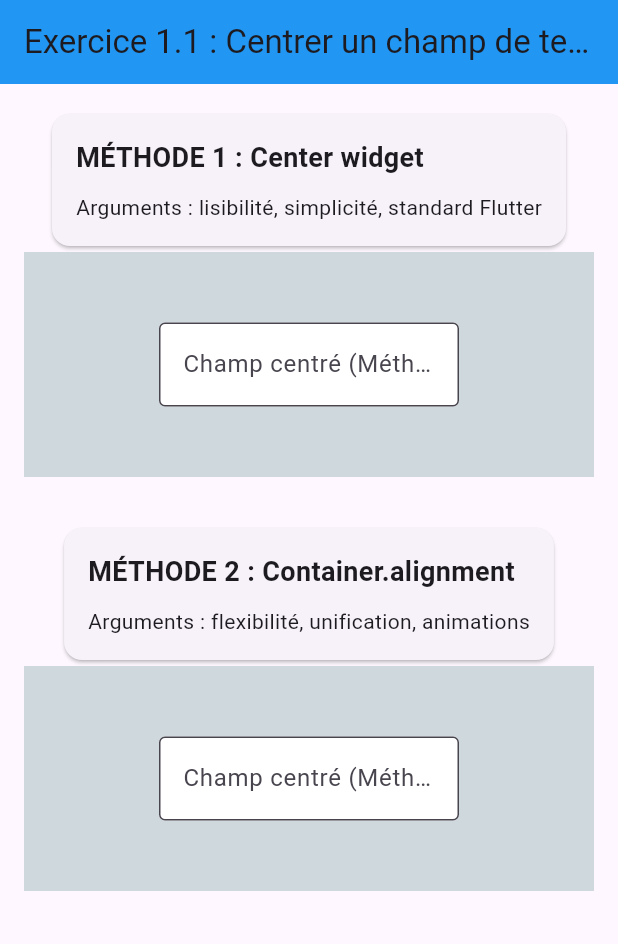
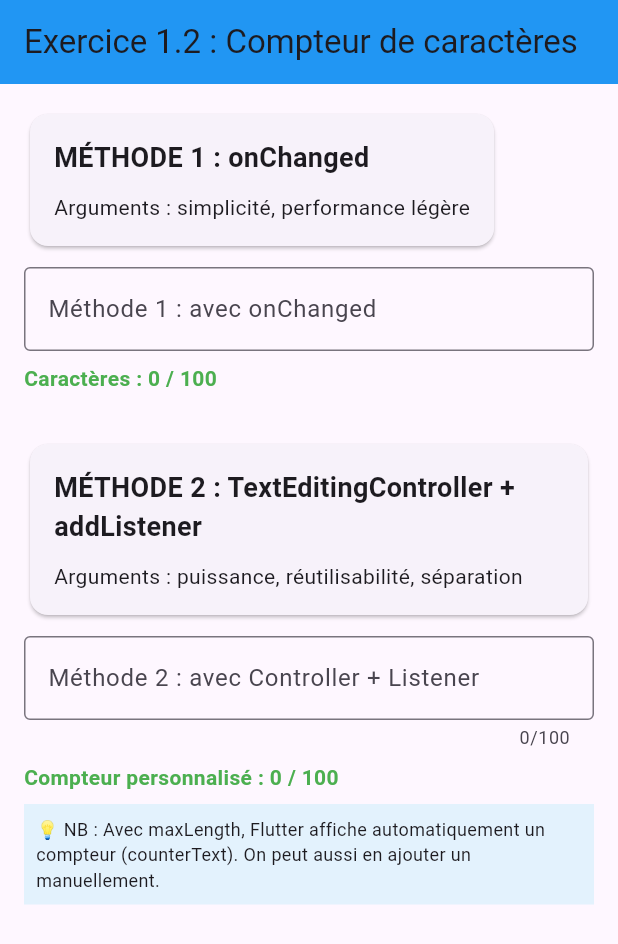
Before and after one commit to hervaisrfm/projet_devoir, a Flutter app: the screen it shows after launch, on a phone screen of 412 x 824 dp. Shown: the top 944 px of the screen. Run offline on Flutter 3.47's test engine with Material 3 defaults, Android fonts, the phone set to English and light mode, and no system bars.

Commit message:
Exercice 1.2 : Compteur de caractères avec deux méthodes

```diff
--- /dev/null
+++ b/lib/exercice1/exercice1_2.dart
@@ -0,0 +1,222 @@
+import 'package:flutter/material.dart';
+
+/// Exercice 1.2 - Ajouter un compteur de caractères à un TextField
+///
+/// Ce fichier présente deux méthodes pour ajouter un compteur
+/// de caractères à la propriété counterText d'un TextField.
+class Exercice1_2 extends StatefulWidget {
+  const Exercice1_2({super.key});
+
+  @override
+  State<Exercice1_2> createState() => _Exercice1_2State();
+}
+
+class _Exercice1_2State extends State<Exercice1_2> {
+  // Contrôleur pour la méthode 2
+  final TextEditingController _controller = TextEditingController();
+  int _charCountMethode2 = 0;
+
+  @override
+  void initState() {
+    super.initState();
+    _controller.addListener(() {
+      setState(() {
+        _charCountMethode2 = _controller.text.length;
+      });
+    });
+  }
+
+  @override
+  void dispose() {
+    _controller.dispose();
+    super.dispose();
+  }
+
+  @override
+  Widget build(BuildContext context) {
+    return Scaffold(
+      appBar: AppBar(
+        title: const Text('Exercice 1.2 : Compteur de caractères'),
+        backgroundColor: Colors.blue,
+      ),
+      body: SingleChildScrollView(
+        padding: const EdgeInsets.all(16.0),
+        child: Column(
+          crossAxisAlignment: CrossAxisAlignment.start,
+          children: [
+            /// --------------------------------------------------------
+            /// MÉTHODE 1 : Avec onChanged (le plus simple)
+            /// --------------------------------------------------------
+            ///
+            /// **Comment ça marche :**
+            /// - On utilise le callback onChanged du TextField
+            /// - À chaque frappe, on met à jour une variable
+            /// - On affiche le compteur dans un Text en dessous
+            ///
+            /// **Arguments :**
+            /// 1. Ultra-simple à implémenter (3 lignes de code)
+            /// 2. Performance légère (ne recrée pas le contrôleur)
+            /// 3. Idéal pour un usage ponctuel
+            ///
+            /// **Inconvénients :**
+            /// - Besoin d'un StatefulWidget
+            /// - Moins réutilisable
+            const Card(
+              child: Padding(
+                padding: EdgeInsets.all(16),
+                child: Column(
+                  crossAxisAlignment: CrossAxisAlignment.start,
+                  children: [
+                    Text(
+                      'MÉTHODE 1 : onChanged',
+                      style: TextStyle(
+                        fontSize: 18,
+                        fontWeight: FontWeight.bold,
+                      ),
+                    ),
+                    SizedBox(height: 10),
+                    Text('Arguments : simplicité, performance légère'),
+                  ],
+                ),
+              ),
+            ),
+            const SizedBox(height: 10),
+            _Methode1Compteur(),
+
+            const SizedBox(height: 30),
+
+            /// --------------------------------------------------------
+            /// MÉTHODE 2 : Avec TextEditingController + addListener
+            /// --------------------------------------------------------
+            ///
+            /// **Comment ça marche :**
+            /// - On crée un TextEditingController
+            /// - On ajoute un listener qui réagit aux changements
+            /// - On met à jour l'affichage via setState
+            ///
+            /// **Arguments :**
+            /// 1. Plus puissant (peut modifier le texte programmatiquement)
+            /// 2. Réutilisable (même contrôleur pour plusieurs widgets)
+            /// 3. Séparation des responsabilités (logique vs UI)
+            /// 4. Standard pour les formulaires complexes
+            ///
+            /// **Inconvénients :**
+            /// - Plus de code à écrire
+            /// - Nécessite de disposer le contrôleur (mémoire)
+            const Card(
+              child: Padding(
+                padding: EdgeInsets.all(16),
+                child: Column(
+                  crossAxisAlignment: CrossAxisAlignment.start,
+                  children: [
+                    Text(
+                      'MÉTHODE 2 : TextEditingController + addListener',
+                      style: TextStyle(
+                        fontSize: 18,
+                        fontWeight: FontWeight.bold,
+                      ),
+                    ),
+                    SizedBox(height: 10),
+                    Text('Arguments : puissance, réutilisabilité, séparation'),
+                  ],
+                ),
+              ),
+            ),
+            const SizedBox(height: 10),
+            _Methode2Compteur(controller: _controller, charCount: _charCountMethode2),
+          ],
+        ),
+      ),
+    );
+  }
+}
+
+/// Widget pour la méthode 1 (onChanged)
+class _Methode1Compteur extends StatefulWidget {
+  const _Methode1Compteur();
+
+  @override
+  State<_Methode1Compteur> createState() => _Methode1CompteurState();
+}
+
+class _Methode1CompteurState extends State<_Methode1Compteur> {
+  int _charCount = 0;
+
+  @override
+  Widget build(BuildContext context) {
+    return Column(
+      crossAxisAlignment: CrossAxisAlignment.start,
+      children: [
+        TextField(
+          decoration: InputDecoration(
+            border: const OutlineInputBorder(),
+            hintText: 'Tapez du texte...',
+            labelText: 'Méthode 1 : avec onChanged',
+          ),
+          onChanged: (value) {
+            setState(() {
+              _charCount = value.length;
+            });
+          },
+        ),
+        const SizedBox(height: 8),
+        Text(
+          'Caractères : $_charCount / 100',
+          style: TextStyle(
+            fontSize: 14,
+            color: _charCount > 100 ? Colors.red : Colors.green,
+            fontWeight: FontWeight.bold,
+          ),
+        ),
+      ],
+    );
+  }
+}
+
+/// Widget pour la méthode 2 (controller + listener)
+class _Methode2Compteur extends StatelessWidget {
+  final TextEditingController controller;
+  final int charCount;
+
+  const _Methode2Compteur({
+    required this.controller,
+    required this.charCount,
+  });
+
+  @override
+  Widget build(BuildContext context) {
+    return Column(
+      crossAxisAlignment: CrossAxisAlignment.start,
+      children: [
+        TextField(
+          controller: controller,
+          decoration: InputDecoration(
+            border: const OutlineInputBorder(),
+            hintText: 'Tapez du texte...',
+            labelText: 'Méthode 2 : avec Controller + Listener',
+          ),
+          maxLength: 100, // Propriété counterText automatique !
+        ),
+        const SizedBox(height: 8),
+        Text(
+          'Compteur personnalisé : $charCount / 100',
+          style: TextStyle(
+            fontSize: 14,
+            color: charCount > 100 ? Colors.red : Colors.green,
+            fontWeight: FontWeight.bold,
+          ),
+        ),
+        const SizedBox(height: 8),
+        Container(
+          padding: const EdgeInsets.all(8),
+          color: Colors.blue[50],
+          child: const Text(
+            '💡 NB : Avec maxLength, Flutter affiche automatiquement '
+            'un compteur (counterText). On peut aussi en ajouter un manuellement.',
+            style: TextStyle(fontSize: 12),
+          ),
+        ),
+      ],
+    );
+  }
+}
--- a/lib/main.dart
+++ b/lib/main.dart
@@ -1,5 +1,5 @@
 import 'package:flutter/material.dart';
-import 'exercice1/exercice1_1.dart';
+import 'exercice1/exercice1_2.dart';
 
 void main() {
   runApp(const MyApp());
@@ -13,7 +13,7 @@ class MyApp extends StatelessWidget {
     return MaterialApp(
       title: 'Devoir Flutter',
       theme: ThemeData(primarySwatch: Colors.blue),
-      home: const Exercice1_1(),
+      home: const Exercice1_2(),
       debugShowCheckedModeBanner: false,
     );
   }
```
Also changed, not shown: 1 other file.
